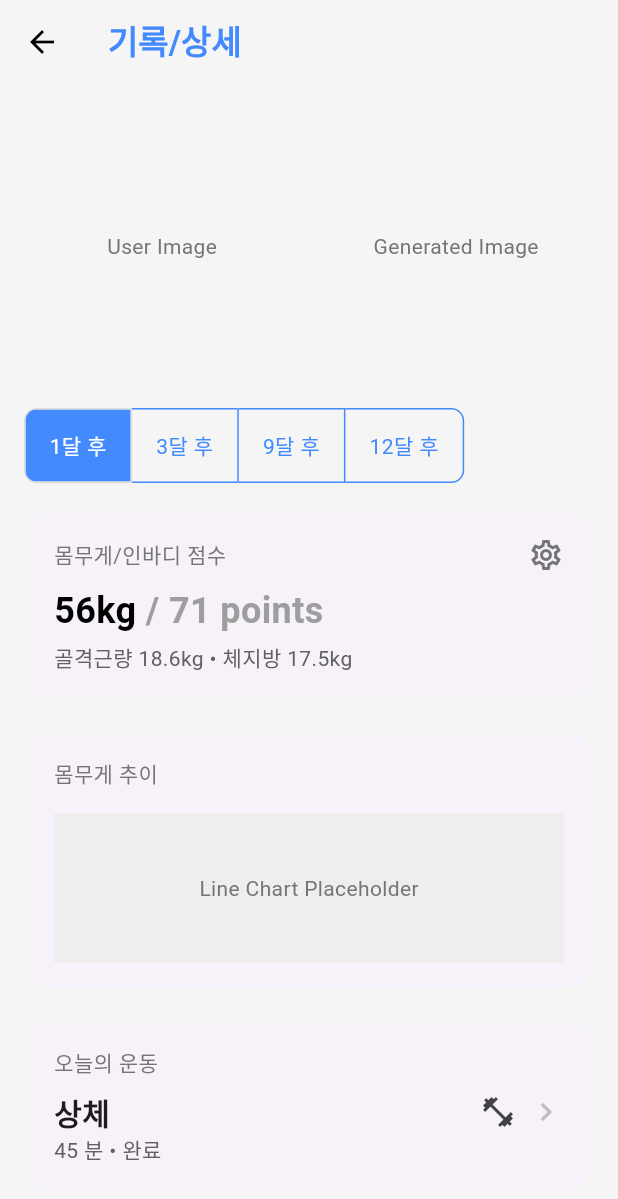
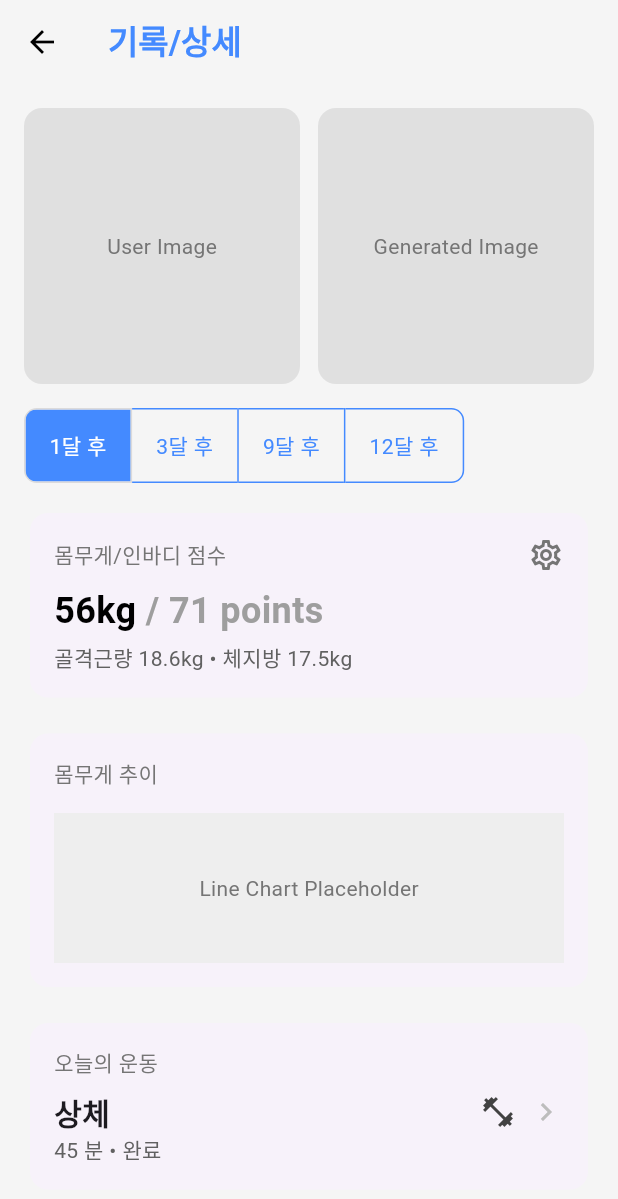
Before and after one commit to 123owq/mirifit, a Flutter app: the RecordDetailScreen screen opened by its route, on a phone screen of 412 x 824 dp. Shown: the top 1199 px of the screen. Run offline on Flutter 3.47's test engine with Material 3 defaults, Android fonts, the phone set to English and light mode, and no system bars; our stand-ins replace camera, image_picker; missing offline and left inert: photo_manager.

Commit message:
기록상세이미지부분수정

```diff
--- a/lib/views/record_detail_screen.dart
+++ b/lib/views/record_detail_screen.dart
@@ -125,7 +125,8 @@ class _RecordDetailScreenState extends State<RecordDetailScreen> {
           },
           child: Container( // ★ 3. 기존 컨테이너
             decoration: BoxDecoration(
-              // ...
+              color: Colors.grey[300], // 회색 배경
+              borderRadius: BorderRadius.circular(12),
             ),
             child: Center(child: Text(text, style: TextStyle(color: Colors.grey[600]))),
           ),
```
